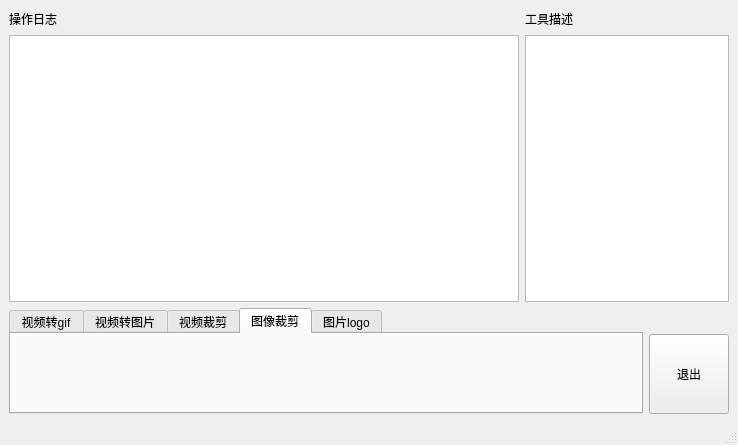
First picture: the form in src/image_tools/image_tools_app/mainwindow.ui, repository CastielLiu/tools_ws, before the edit.
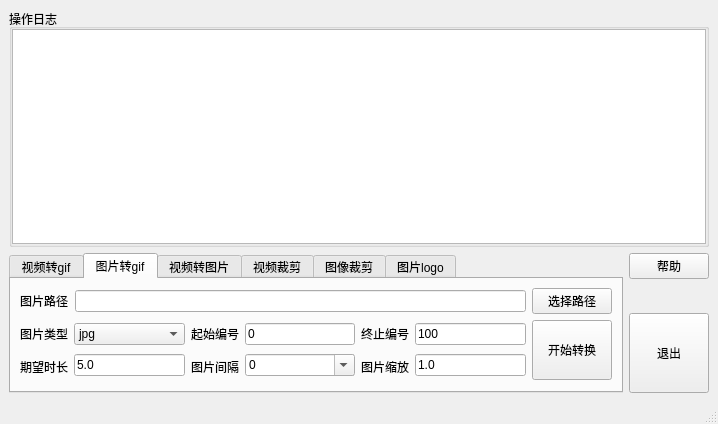
Second picture: the form after the edit. The open tabs and pages were chosen to show the change.

What changed in the file:
```diff
--- a/src/image_tools/image_tools_app/mainwindow.ui
+++ b/src/image_tools/image_tools_app/mainwindow.ui
@@ -6,84 +6,45 @@
    <rect>
     <x>0</x>
     <y>0</y>
-    <width>738</width>
-    <height>445</height>
+    <width>718</width>
+    <height>424</height>
    </rect>
   </property>
   <property name="windowTitle">
    <string>MainWindow</string>
   </property>
   <widget class="QWidget" name="centralwidget">
-   <layout class="QVBoxLayout" name="verticalLayout_5" stretch="3,1">
+   <layout class="QVBoxLayout" name="verticalLayout_5" stretch="2,1">
     <item>
-     <layout class="QHBoxLayout" name="horizontalLayout_4" stretch="5,2">
-      <item>
-       <layout class="QVBoxLayout" name="verticalLayout">
-        <item>
-         <layout class="QHBoxLayout" name="horizontalLayout_2">
-          <item>
-           <widget class="QLabel" name="label_2">
-            <property name="text">
-             <string>操作日志</string>
-            </property>
-           </widget>
-          </item>
-          <item>
-           <spacer name="horizontalSpacer">
-            <property name="orientation">
-             <enum>Qt::Horizontal</enum>
-            </property>
-            <property name="sizeHint" stdset="0">
-             <size>
-              <width>40</width>
-              <height>20</height>
-             </size>
-            </property>
-           </spacer>
-          </item>
-         </layout>
-        </item>
-        <item>
-         <widget class="QListView" name="listView_log">
-          <property name="editTriggers">
-           <set>QAbstractItemView::NoEditTriggers</set>
-          </property>
-         </widget>
-        </item>
-       </layout>
-      </item>
-      <item>
-       <layout class="QVBoxLayout" name="verticalLayout_2">
-        <item>
-         <layout class="QHBoxLayout" name="horizontalLayout_3">
-          <item>
-           <widget class="QLabel" name="label_3">
-            <property name="text">
-             <string>工具描述</string>
-            </property>
-           </widget>
-          </item>
-          <item>
-           <spacer name="horizontalSpacer_2">
-            <property name="orientation">
-             <enum>Qt::Horizontal</enum>
-            </property>
-            <property name="sizeHint" stdset="0">
-             <size>
-              <width>40</width>
-              <height>20</height>
-             </size>
-            </property>
-           </spacer>
-          </item>
-         </layout>
-        </item>
-        <item>
-         <widget class="QPlainTextEdit" name="plainTextEdit_toolDescription"/>
-        </item>
-       </layout>
-      </item>
-     </layout>
+     <widget class="QGroupBox" name="groupBox">
+      <property name="title">
+       <string>操作日志</string>
+      </property>
+      <layout class="QVBoxLayout" name="verticalLayout">
+       <property name="spacing">
+        <number>0</number>
+       </property>
+       <property name="leftMargin">
+        <number>0</number>
+       </property>
+       <property name="topMargin">
+        <number>0</number>
+       </property>
+       <property name="rightMargin">
+        <number>0</number>
+       </property>
+       <property name="bottomMargin">
+        <number>0</number>
+       </property>
+       <item>
+        <widget class="QListView" name="listView_log">
+         <property name="editTriggers">
+          <set>QAbstractItemView::NoEditTriggers</set>
+         </property>
+        </widget>
+       </item>
+      </layout>
+     </widget>
     </item>
     <item>
      <layout class="QHBoxLayout" name="horizontalLayout_6">
@@ -282,6 +243,202 @@
           </item>
          </layout>
         </widget>
+        <widget class="QWidget" name="tab_images2gif">
+         <attribute name="title">
+          <string>图片转gif</string>
+         </attribute>
+         <layout class="QVBoxLayout" name="verticalLayout_13">
+          <item>
+           <layout class="QHBoxLayout" name="horizontalLayout_9">
+            <property name="spacing">
+             <number>6</number>
+            </property>
+            <item>
+             <widget class="QLabel" name="label_7">
+              <property name="text">
+               <string>图片路径</string>
+              </property>
+             </widget>
+            </item>
+            <item>
+             <widget class="QLineEdit" name="lineEdit_images2gif_imagePath"/>
+            </item>
+            <item>
+             <widget class="QPushButton" name="pushButton_images2gif_select">
+              <property name="text">
+               <string>选择路径</string>
+              </property>
+             </widget>
+            </item>
+           </layout>
+          </item>
+          <item>
+           <layout class="QHBoxLayout" name="horizontalLayout_10">
+            <item>
+             <layout class="QVBoxLayout" name="verticalLayout_7">
+              <item>
+               <widget class="QLabel" name="label_8">
+                <property name="text">
+                 <string>图片类型</string>
+                </property>
+               </widget>
+              </item>
+              <item>
+               <widget class="QLabel" name="label_11">
+                <property name="text">
+                 <string>期望时长</string>
+                </property>
+               </widget>
+              </item>
+             </layout>
+            </item>
+            <item>
+             <layout class="QVBoxLayout" name="verticalLayout_8">
+              <item>
+               <widget class="QComboBox" name="comboBox_images2gif_imageType">
+                <item>
+                 <property name="text">
+                  <string>jpg</string>
+                 </property>
+                </item>
+                <item>
+                 <property name="text">
+                  <string>png</string>
+                 </property>
+                </item>
+               </widget>
+              </item>
+              <item>
+               <widget class="QLineEdit" name="lineEdit_images2gif_expectTime">
+                <property name="text">
+                 <string>5.0</string>
+                </property>
+               </widget>
+              </item>
+             </layout>
+            </item>
+            <item>
+             <layout class="QVBoxLayout" name="verticalLayout_9">
+              <item>
+               <widget class="QLabel" name="label_9">
+                <property name="text">
+                 <string>起始编号</string>
+                </property>
+               </widget>
+              </item>
+              <item>
+               <widget class="QLabel" name="label_12">
+                <property name="text">
+                 <string>图片间隔</string>
+                </property>
+               </widget>
+              </item>
+             </layout>
+            </item>
+            <item>
+             <layout class="QVBoxLayout" name="verticalLayout_10">
+              <item>
+               <widget class="QLineEdit" name="lineEdit_images2gif_startSeq">
+                <property name="text">
+                 <string>0</string>
+                </property>
+               </widget>
+              </item>
+              <item>
+               <widget class="QComboBox" name="comboBox_images2gif_interval">
+                <property name="editable">
+                 <bool>true</bool>
+                </property>
+                <item>
+                 <property name="text">
+                  <string>0</string>
+                 </property>
+                </item>
+                <item>
+                 <property name="text">
+                  <string>1</string>
+                 </property>
+                </item>
+                <item>
+                 <property name="text">
+                  <string>2</string>
+                 </property>
+                </item>
+                <item>
+                 <property name="text">
+                  <string>3</string>
+                 </property>
+                </item>
+                <item>
+                 <property name="text">
+                  <string>4</string>
+                 </property>
+                </item>
+                <item>
+                 <property name="text">
+                  <string>5</string>
+                 </property>
+                </item>
+               </widget>
+              </item>
+             </layout>
+            </item>
+            <item>
+             <layout class="QVBoxLayout" name="verticalLayout_11">
+              <item>
+               <widget class="QLabel" name="label_10">
+                <property name="text">
+                 <string>终止编号</string>
+                </property>
+               </widget>
+              </item>
+              <item>
+               <widget class="QLabel" name="label_13">
+                <property name="text">
+                 <string>图片缩放</string>
+                </property>
+               </widget>
+              </item>
+             </layout>
+            </item>
+            <item>
+             <layout class="QVBoxLayout" name="verticalLayout_12">
+              <item>
+               <widget class="QLineEdit" name="lineEdit_images2gif_endSeq">
+                <property name="text">
+                 <string>100</string>
+                </property>
+               </widget>
+              </item>
+              <item>
+               <widget class="QLineEdit" name="lineEdit_images2gif_scale">
+                <property name="text">
+                 <string>1.0</string>
+                </property>
+               </widget>
+              </item>
+             </layout>
+            </item>
+            <item>
+             <widget class="QPushButton" name="pushButton_images2gif_start">
+              <property name="minimumSize">
+               <size>
+                <width>0</width>
+                <height>60</height>
+               </size>
+              </property>
+              <property name="text">
+               <string>开始转换</string>
+              </property>
+              <property name="checkable">
+               <bool>false</bool>
+              </property>
+             </widget>
+            </item>
+           </layout>
+          </item>
+         </layout>
+        </widget>
         <widget class="QWidget" name="tab_video2images">
          <attribute name="title">
           <string>视频转图片</string>
@@ -346,6 +503,127 @@
          <attribute name="title">
           <string>图像裁剪</string>
          </attribute>
+         <layout class="QVBoxLayout" name="verticalLayout_2">
+          <item>
+           <layout class="QHBoxLayout" name="horizontalLayout_2">
+            <item>
+             <widget class="QLabel" name="label_14">
+              <property name="text">
+               <string>图片路径</string>
+              </property>
+             </widget>
+            </item>
+            <item>
+             <widget class="QLineEdit" name="lineEdit_imagesCutter_imagePath"/>
+            </item>
+            <item>
+             <widget class="QPushButton" name="pushButton_imagesCutter_select">
+              <property name="text">
+               <string>选择路径</string>
+              </property>
+             </widget>
+            </item>
+           </layout>
+          </item>
+          <item>
+           <layout class="QHBoxLayout" name="horizontalLayout_12">
+            <item>
+             <layout class="QHBoxLayout" name="horizontalLayout_3">
+              <item>
+               <widget class="QLabel" name="label_16">
+                <property name="text">
+                 <string>图片类型</string>
+                </property>
+               </widget>
+              </item>
+              <item>
+               <widget class="QComboBox" name="comboBox_imagesCutter_imageType">
+                <item>
+                 <property name="text">
+                  <string>jpg</string>
+                 </property>
+                </item>
+                <item>
+                 <property name="text">
+                  <string>png</string>
+                 </property>
+                </item>
+               </widget>
+              </item>
+             </layout>
+            </item>
+            <item>
+             <layout class="QHBoxLayout" name="horizontalLayout_11" stretch="1,1">
+              <item>
+               <widget class="QLabel" name="label_17">
+                <property name="text">
+                 <string>锁定宽高比</string>
+                </property>
+               </widget>
+              </item>
+              <item>
+               <layout class="QHBoxLayout" name="horizontalLayout_4">
+                <item>
+                 <widget class="QLineEdit" name="lineEdit_imagesCutter_w">
+                  <property name="text">
+                   <string>-1</string>
+                  </property>
+                  <property name="alignment">
+                   <set>Qt::AlignRight|Qt::AlignTrailing|Qt::AlignVCenter</set>
+                  </property>
+                 </widget>
+                </item>
+                <item>
+                 <widget class="QLabel" name="label_18">
+                  <property name="text">
+                   <string>X</string>
+                  </property>
+                 </widget>
+                </item>
+                <item>
+                 <widget class="QLineEdit" name="lineEdit_imagesCutter_h">
+                  <property name="text">
+                   <string>-1</string>
+                  </property>
+                 </widget>
+                </item>
+               </layout>
+              </item>
+             </layout>
+            </item>
+            <item>
+             <widget class="QCheckBox" name="checkBox_imagesCutter_asTargetSize">
+              <property name="text">
+               <string>是否作为目标尺寸</string>
+              </property>
+             </widget>
+            </item>
+            <item>
+             <spacer name="horizontalSpacer">
+              <property name="orientation">
+               <enum>Qt::Horizontal</enum>
+              </property>
+              <property name="sizeHint" stdset="0">
+               <size>
+                <width>40</width>
+                <height>20</height>
+               </size>
+              </property>
+             </spacer>
+            </item>
+            <item>
+             <widget class="QPushButton" name="pushButton_imagesCutter_start">
+              <property name="text">
+               <string>开始运行</string>
+              </property>
+              <property name="checkable">
+               <bool>false</bool>
+              </property>
+             </widget>
+            </item>
+           </layout>
+          </item>
+         </layout>
         </widget>
         <widget class="QWidget" name="tab_imageAddMask">
          <attribute name="title">
@@ -382,6 +660,13 @@
       </item>
       <item>
        <layout class="QVBoxLayout" name="verticalLayout_3">
+        <item>
+         <widget class="QPushButton" name="pushButton_help">
+          <property name="text">
+           <string>帮助</string>
+          </property>
+         </widget>
+        </item>
         <item>
          <spacer name="verticalSpacer">
           <property name="orientation">
```
Left out of the diff: 15 changed lines with no effect on the pictures.
